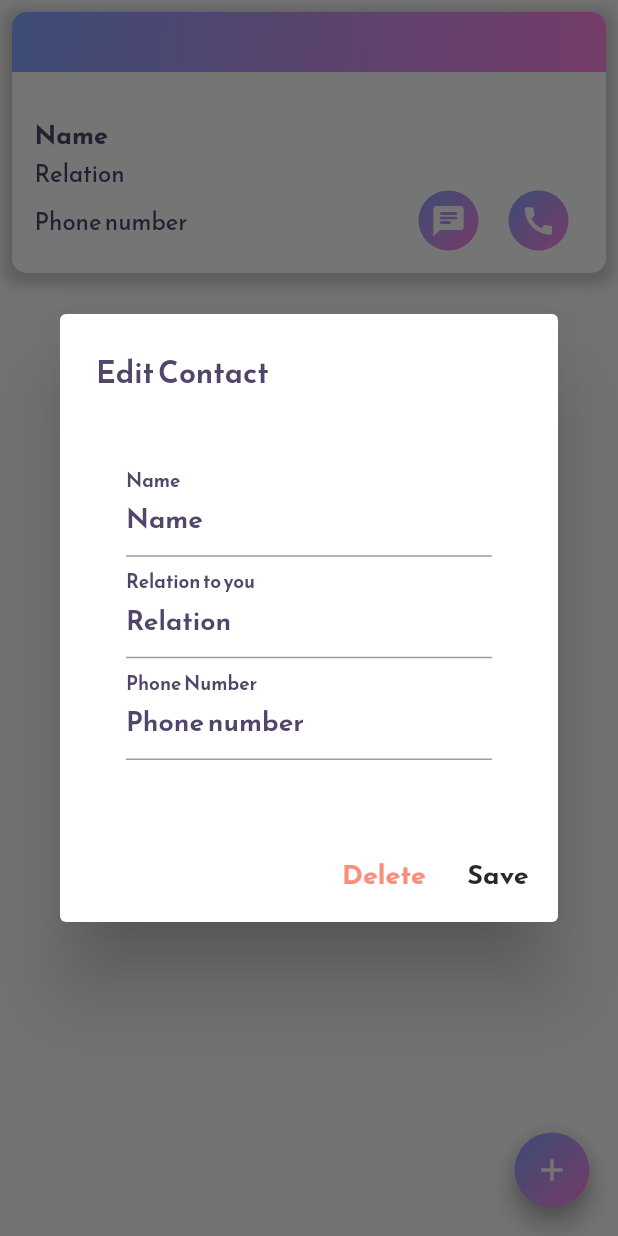
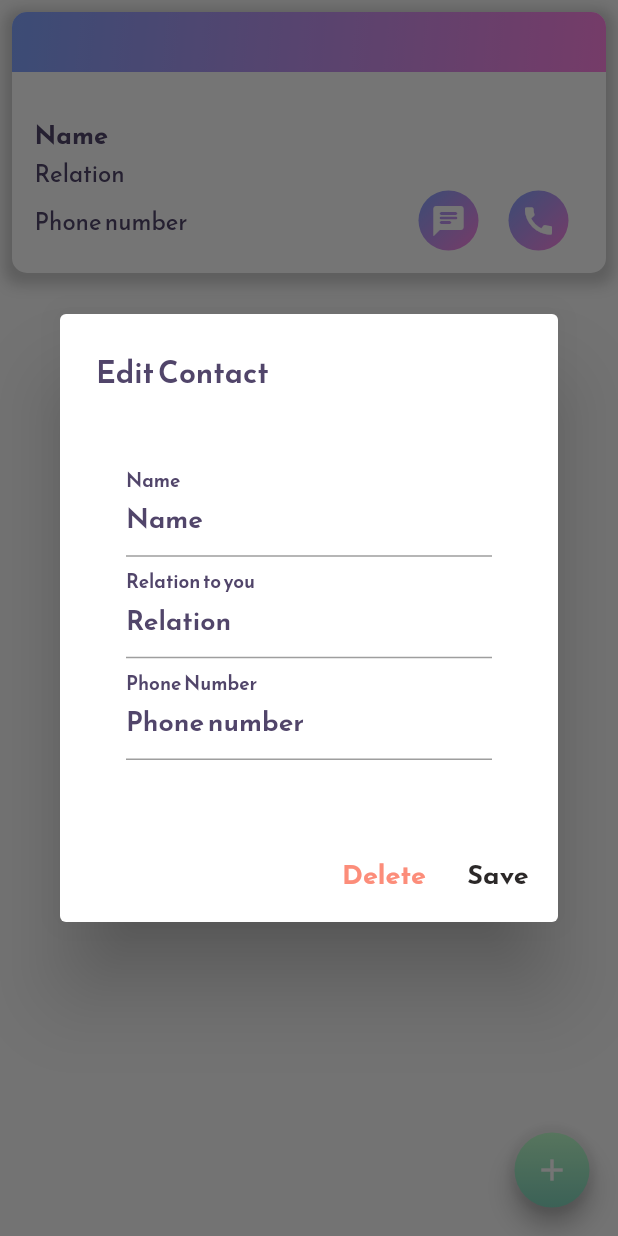
Before and after one commit to AlexShor0103/Team-2136-ReliefLink, a Flutter app: the ContactsScreen screen opened directly, after a tap on the "add" icon, after a tap on the "edit" icon, on a phone screen of 412 x 824 dp. Run offline on Flutter 3.47's test engine with Material 2 defaults, Android fonts, the phone set to English and light mode, and no system bars; our stand-ins replace chewie, google_maps_flutter, shared_preferences, video_player; missing offline and left inert: store_redirect; accounts and stored records are empty.

Commit message:
change color of contactAdd

```diff
--- a/lib/main.dart
+++ b/lib/main.dart
@@ -8,8 +8,11 @@ import 'package:relieflink/components/Navigation/TopBars.dart';
 import 'components/ReliefActivitiesMenu/ActivitiesContainer.dart';
 import 'components/ReliefActivitiesMenu/SortContainer.dart';
 import 'package:relieflink/utils/data_storage.dart';
+import 'package:relieflink/utils/constants.dart';
 
 void main() {
+  // print(AppConstants.getGradByName('mainGreen'));
+
   runApp(const MyApp());
 }
 
--- a/lib/screens/ContactsScreen.dart
+++ b/lib/screens/ContactsScreen.dart
@@ -75,7 +75,7 @@ class _ContactsScreenState extends State<ContactsScreen> {
           ),
           decoration: BoxDecoration(
               shape: BoxShape.circle,
-              gradient: AppConstants.gradsByMood['anxious']),
+              gradient: AppConstants.getGradByName('mainGreen')),
         ),
       ),
     );
--- a/lib/utils/constants.dart
+++ b/lib/utils/constants.dart
@@ -86,6 +86,14 @@ class AppConstants {
         return AppGrads.green;
       case 'orange':
         return AppGrads.orange;
+      case 'distractingcontact':
+        return AppGrads.phoneContact1;
+      case 'helpingcontact':
+        return AppGrads.phoneContact2;
+      case 'professionalcontact':
+        return AppGrads.phoneContact3;
+      case 'maingreen':
+        return AppGrads.mainGreen;
       default:
         return 'orange';
     }
@@ -171,11 +179,10 @@ class AppGrads {
   ], begin: Alignment.topLeft, end: Alignment.bottomRight);
 
   //Gradient for main green color (used for confirm)
-  static const LinearGradient greenConfirm = LinearGradient(colors: [
+  static const LinearGradient mainGreen = LinearGradient(colors: [
     Color.fromRGBO(190, 255, 204, 1),
     Color.fromRGBO(129, 212, 188, 1),
   ], begin: Alignment.topCenter, end: Alignment.bottomCenter);
-
 
   //series of gradients used for lichert scale
   static const LinearGradient lowest = LinearGradient(colors: [
```
